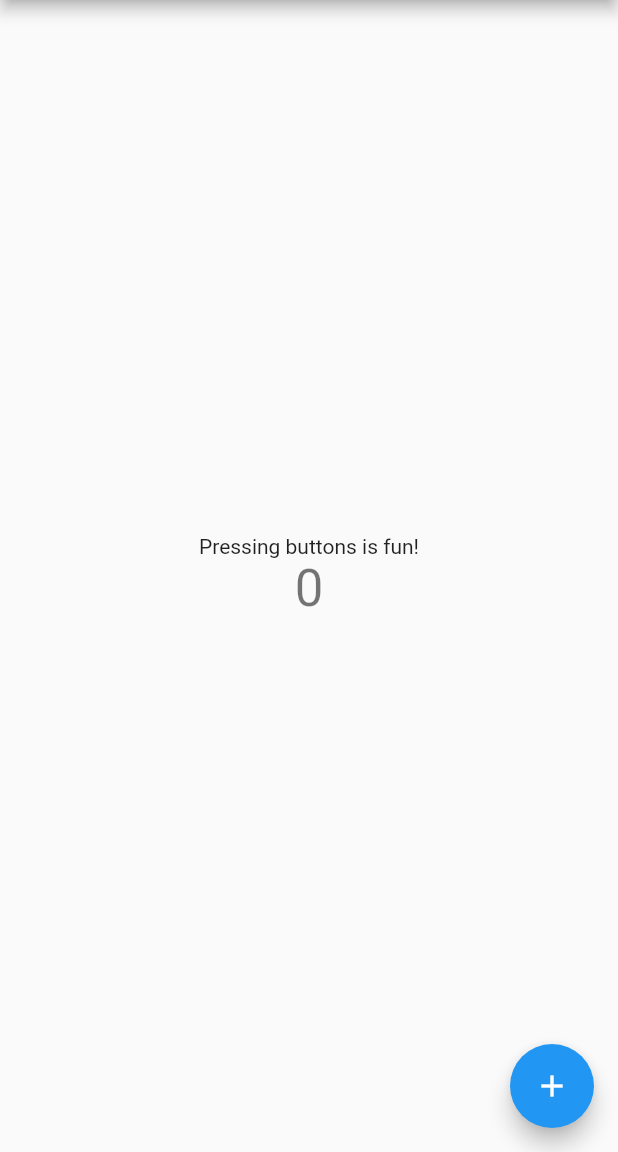
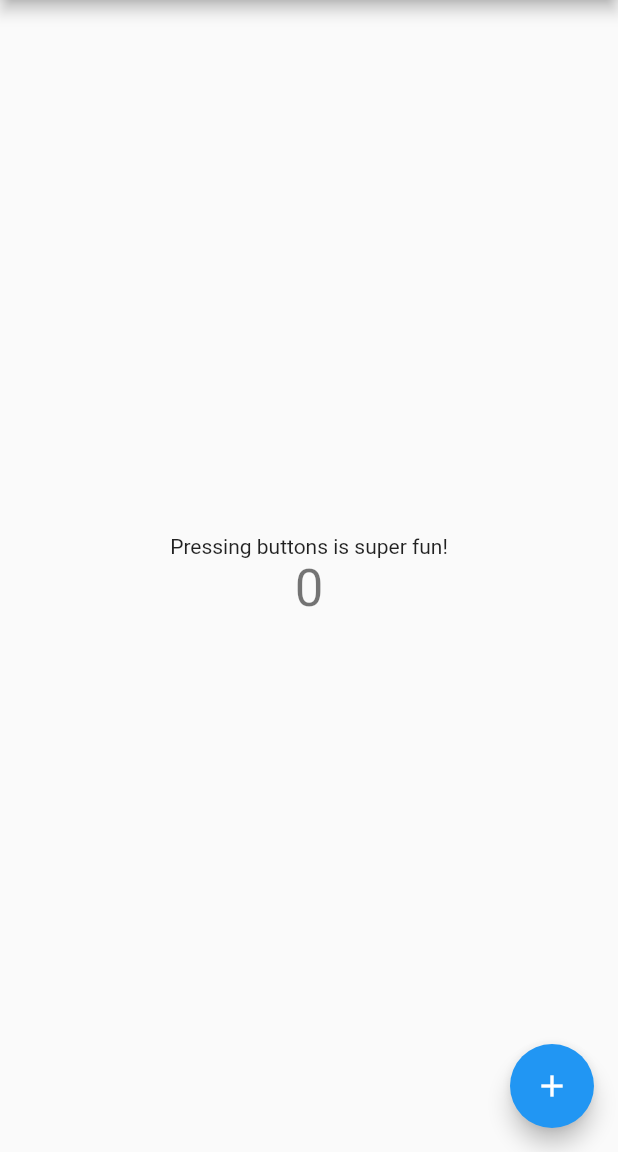
Before and after one commit to dx8719/flutter_app, a Flutter app: the screen it shows after launch, on a phone screen of 412 x 824 dp, the part 84-1236 px from its top. Run offline on Flutter 3.47's test engine with Material 2 defaults, Android fonts, the phone set to English and light mode, and no system bars.

Commit message:
slight label change

```diff
--- a/lib/main.dart
+++ b/lib/main.dart
@@ -90,7 +90,7 @@ class _MyHomePageState extends State<MyHomePage> {
           mainAxisAlignment: MainAxisAlignment.center,
           children: <Widget>[
             new Text(
-              'Pressing buttons is fun!',
+              'Pressing buttons is super fun!',
             ),
             new Text(
               '$_counter',
```
